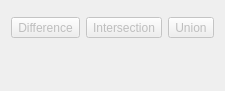
This is Modules/SegmentationUI/SegmentationUtilities/QmitkBooleanOperationsWidgetControls.ui in MITK/MITK as Qt 5 draws it before an edit. The edited form follows.
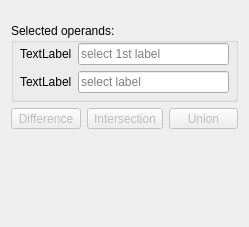
This is the edited form. Icons and pictures are not drawn. Custom widgets are drawn as their Qt base class.

Commit message:
Reworked Boolean widget
+ fixed T30390

```diff
--- a/Modules/SegmentationUI/SegmentationUtilities/QmitkBooleanOperationsWidgetControls.ui
+++ b/Modules/SegmentationUI/SegmentationUtilities/QmitkBooleanOperationsWidgetControls.ui
@@ -6,19 +6,70 @@
    <rect>
     <x>0</x>
     <y>0</y>
-    <width>210</width>
-    <height>91</height>
+    <width>249</width>
+    <height>227</height>
    </rect>
   </property>
   <layout class="QVBoxLayout" name="verticalLayout">
    <item>
-    <widget class="QmitkDataSelectionWidget" name="dataSelectionWidget" native="true">
-     <property name="sizePolicy">
-      <sizepolicy hsizetype="Minimum" vsizetype="Fixed">
-       <horstretch>0</horstretch>
-       <verstretch>0</verstretch>
-      </sizepolicy>
+    <widget class="QmitkSingleNodeSelectionWidget" name="segNodeSelector" native="true"/>
+   </item>
+   <item>
+    <widget class="QmitkMultiLabelInspector" name="labelInspector" native="true"/>
+   </item>
+   <item>
+    <widget class="QGroupBox" name="groupBox">
+     <property name="title">
+      <string>Selected operands:</string>
      </property>
+     <layout class="QGridLayout" name="gridLayout">
+      <property name="leftMargin">
+       <number>6</number>
+      </property>
+      <property name="topMargin">
+       <number>0</number>
+      </property>
+      <property name="rightMargin">
+       <number>6</number>
+      </property>
+      <property name="bottomMargin">
+       <number>6</number>
+      </property>
+      <item row="1" column="0">
+       <widget class="QLabel" name="label2nd">
+        <property name="text">
+         <string>TextLabel</string>
+        </property>
+       </widget>
+      </item>
+      <item row="0" column="0">
+       <widget class="QLabel" name="label1st">
+        <property name="text">
+         <string>TextLabel</string>
+        </property>
+       </widget>
+      </item>
+      <item row="0" column="1">
+       <widget class="QLineEdit" name="line1stLabel">
+        <property name="readOnly">
+         <bool>true</bool>
+        </property>
+        <property name="placeholderText">
+         <string>select 1st label</string>
+        </property>
+       </widget>
+      </item>
+      <item row="1" column="1">
+       <widget class="QLineEdit" name="lineOtherLabels">
+        <property name="readOnly">
+         <bool>true</bool>
+        </property>
+        <property name="placeholderText">
+         <string>select label</string>
+        </property>
+       </widget>
+      </item>
+     </layout>
     </widget>
    </item>
    <item>
@@ -41,9 +92,8 @@
         <string>Difference</string>
        </property>
        <property name="icon">
-        <iconset>
-         <normaloff>:/Qmitk/BooleanDifference_48x48.png</normaloff>:/Qmitk/BooleanDifference_48x48.png
-        </iconset>
+        <iconset resource="../resources/SegmentationUI.qrc">
+         <normaloff>:/Qmitk/BooleanDifference_48x48.png</normaloff>:/Qmitk/BooleanDifference_48x48.png</iconset>
        </property>
        <property name="iconSize">
         <size>
@@ -83,9 +133,8 @@
         <string>Intersection</string>
        </property>
        <property name="icon">
-        <iconset>
-         <normaloff>:/Qmitk/BooleanIntersection_48x48.png</normaloff>:/Qmitk/BooleanIntersection_48x48.png
-        </iconset>
+        <iconset resource="../resources/SegmentationUI.qrc">
+         <normaloff>:/Qmitk/BooleanIntersection_48x48.png</normaloff>:/Qmitk/BooleanIntersection_48x48.png</iconset>
        </property>
        <property name="iconSize">
         <size>
@@ -125,9 +174,8 @@
         <string>Union</string>
        </property>
        <property name="icon">
-        <iconset>
-         <normaloff>:/Qmitk/BooleanUnion_48x48.png</normaloff>:/Qmitk/BooleanUnion_48x48.png
-        </iconset>
+        <iconset resource="../resources/SegmentationUI.qrc">
+         <normaloff>:/Qmitk/BooleanUnion_48x48.png</normaloff>:/Qmitk/BooleanUnion_48x48.png</iconset>
        </property>
        <property name="iconSize">
         <size>
@@ -168,9 +216,15 @@
  </widget>
  <customwidgets>
   <customwidget>
-   <class>QmitkDataSelectionWidget</class>
+   <class>QmitkSingleNodeSelectionWidget</class>
    <extends>QWidget</extends>
-   <header>QmitkDataSelectionWidget.h</header>
+   <header location="global">QmitkSingleNodeSelectionWidget.h</header>
+   <container>1</container>
+  </customwidget>
+  <customwidget>
+   <class>QmitkMultiLabelInspector</class>
+   <extends>QWidget</extends>
+   <header location="global">QmitkMultiLabelInspector.h</header>
    <container>1</container>
   </customwidget>
  </customwidgets>
```
The commit also changes 2 other files.
